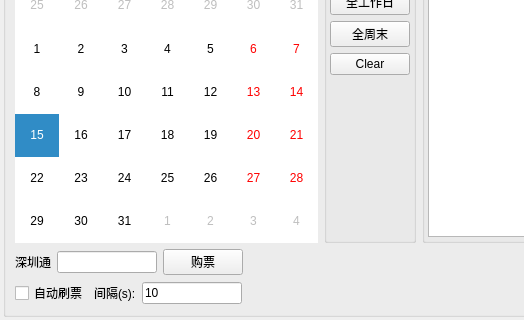
Above: ui/ui_buy_ticket_widget.ui from jeremy-peng/eTicket before the change; both pictures show x 0 to 524 and y 116 to 436 of the 740 by 436 pixel window. Below: the same form after it.
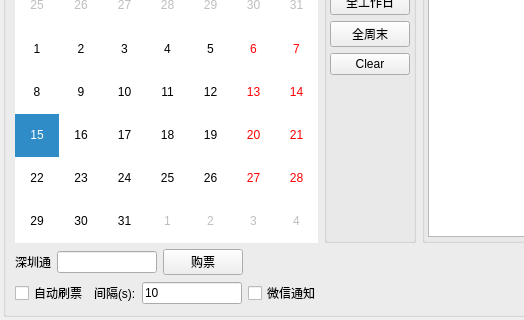
That is the form after the change.

Commit message: basic check ticket order

Patch:
```diff
--- a/ui/ui_buy_ticket_widget.ui
+++ b/ui/ui_buy_ticket_widget.ui
@@ -209,6 +209,13 @@
           </property>
          </widget>
         </item>
+        <item>
+         <widget class="QCheckBox" name="checkWeChatNotify">
+          <property name="text">
+           <string>微信通知</string>
+          </property>
+         </widget>
+        </item>
         <item>
          <spacer name="horizontalSpacer_2">
           <property name="orientation">
```
The commit also changes 13 other files.
